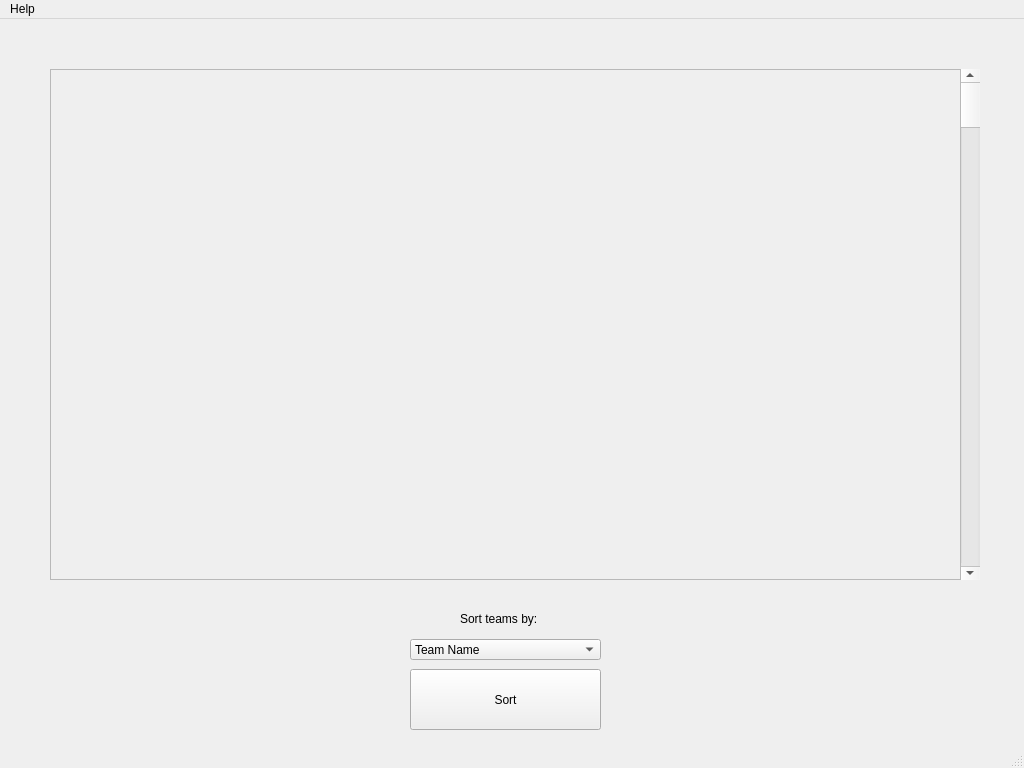
The window that mainwindow.ui (rcatalasan/NFL-Pamphlet) describes before a commit, drawn with Qt 5.
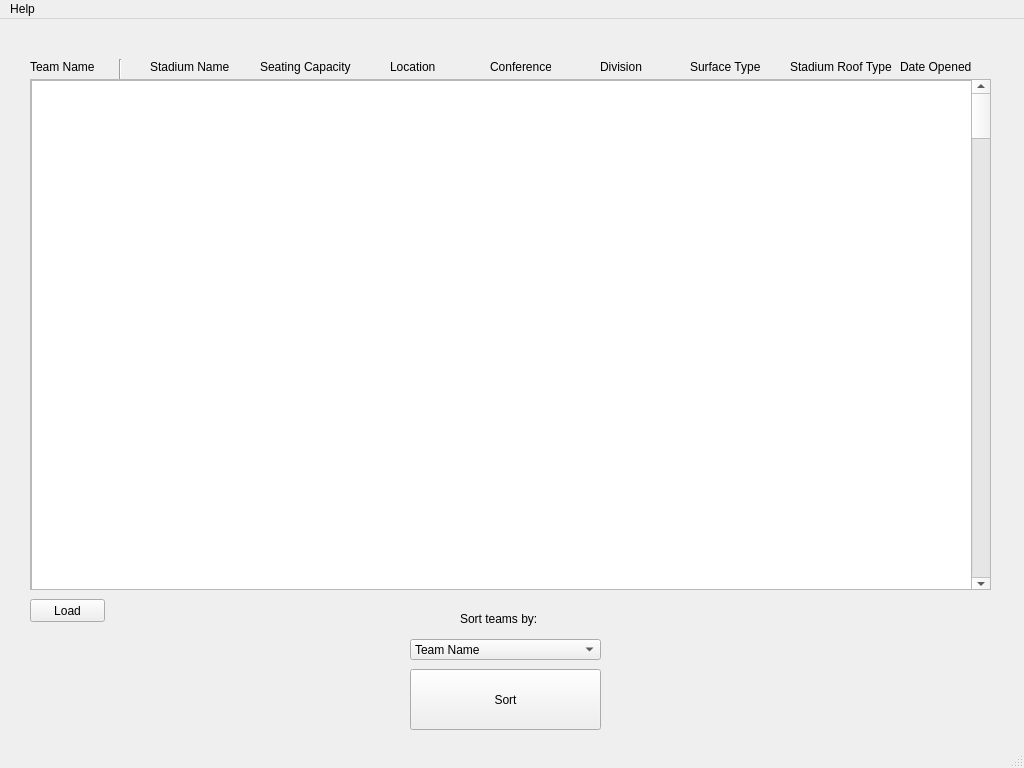
The same window after the commit.

Patch:
```diff
--- a/mainwindow.ui
+++ b/mainwindow.ui
@@ -101,25 +101,12 @@
      <string>Sort teams by:</string>
     </property>
    </widget>
-   <widget class="QScrollBar" name="verticalScrollBar">
-    <property name="geometry">
-     <rect>
-      <x>960</x>
-      <y>50</y>
-      <width>20</width>
-      <height>511</height>
-     </rect>
-    </property>
-    <property name="orientation">
-     <enum>Qt::Vertical</enum>
-    </property>
-   </widget>
    <widget class="QScrollArea" name="scrollArea">
     <property name="geometry">
      <rect>
-      <x>50</x>
-      <y>50</y>
-      <width>911</width>
+      <x>30</x>
+      <y>60</y>
+      <width>961</width>
       <height>511</height>
      </rect>
     </property>
@@ -131,12 +118,178 @@
       <rect>
        <x>0</x>
        <y>0</y>
-       <width>909</width>
+       <width>959</width>
        <height>509</height>
       </rect>
      </property>
+     <widget class="QScrollBar" name="TeamsScroll">
+      <property name="geometry">
+       <rect>
+        <x>940</x>
+        <y>0</y>
+        <width>20</width>
+        <height>511</height>
+       </rect>
+      </property>
+      <property name="orientation">
+       <enum>Qt::Vertical</enum>
+      </property>
+     </widget>
+     <widget class="QTableView" name="tableView">
+      <property name="geometry">
+       <rect>
+        <x>0</x>
+        <y>0</y>
+        <width>941</width>
+        <height>521</height>
+       </rect>
+      </property>
+     </widget>
     </widget>
    </widget>
+   <widget class="QPushButton" name="pushButton_2">
+    <property name="geometry">
+     <rect>
+      <x>30</x>
+      <y>580</y>
+      <width>75</width>
+      <height>23</height>
+     </rect>
+    </property>
+    <property name="text">
+     <string>Load</string>
+    </property>
+   </widget>
+   <widget class="QLabel" name="teamNameLabel">
+    <property name="geometry">
+     <rect>
+      <x>30</x>
+      <y>40</y>
+      <width>71</width>
+      <height>16</height>
+     </rect>
+    </property>
+    <property name="text">
+     <string>Team Name</string>
+    </property>
+   </widget>
+   <widget class="QLabel" name="StadiumNameLabel">
+    <property name="geometry">
+     <rect>
+      <x>150</x>
+      <y>40</y>
+      <width>81</width>
+      <height>16</height>
+     </rect>
+    </property>
+    <property name="text">
+     <string>Stadium Name</string>
+    </property>
+   </widget>
+   <widget class="QLabel" name="SurfaceTypeLabel">
+    <property name="geometry">
+     <rect>
+      <x>690</x>
+      <y>40</y>
+      <width>71</width>
+      <height>16</height>
+     </rect>
+    </property>
+    <property name="text">
+     <string>Surface Type</string>
+    </property>
+   </widget>
+   <widget class="QLabel" name="DivisionLabel">
+    <property name="geometry">
+     <rect>
+      <x>600</x>
+      <y>40</y>
+      <width>47</width>
+      <height>16</height>
+     </rect>
+    </property>
+    <property name="text">
+     <string>Division</string>
+    </property>
+   </widget>
+   <widget class="QLabel" name="ConferenceLabel">
+    <property name="geometry">
+     <rect>
+      <x>490</x>
+      <y>40</y>
+      <width>61</width>
+      <height>16</height>
+     </rect>
+    </property>
+    <property name="text">
+     <string>Conference</string>
+    </property>
+   </widget>
+   <widget class="QLabel" name="LocationLabel">
+    <property name="geometry">
+     <rect>
+      <x>390</x>
+      <y>40</y>
+      <width>61</width>
+      <height>16</height>
+     </rect>
+    </property>
+    <property name="text">
+     <string>Location</string>
+    </property>
+   </widget>
+   <widget class="QLabel" name="SeatingCapacityLabel">
+    <property name="geometry">
+     <rect>
+      <x>260</x>
+      <y>40</y>
+      <width>91</width>
+      <height>16</height>
+     </rect>
+    </property>
+    <property name="text">
+     <string>Seating Capacity</string>
+    </property>
+   </widget>
+   <widget class="QLabel" name="StadiumRoofTypeLabel">
+    <property name="geometry">
+     <rect>
+      <x>790</x>
+      <y>40</y>
+      <width>131</width>
+      <height>16</height>
+     </rect>
+    </property>
+    <property name="text">
+     <string>Stadium Roof Type</string>
+    </property>
+   </widget>
+   <widget class="QLabel" name="DateOpenedLabel">
+    <property name="geometry">
+     <rect>
+      <x>900</x>
+      <y>40</y>
+      <width>101</width>
+      <height>16</height>
+     </rect>
+    </property>
+    <property name="text">
+     <string>Date Opened</string>
+    </property>
+   </widget>
+   <widget class="Line" name="line">
+    <property name="geometry">
+     <rect>
+      <x>110</x>
+      <y>40</y>
+      <width>21</width>
+      <height>20</height>
+     </rect>
+    </property>
+    <property name="orientation">
+     <enum>Qt::Vertical</enum>
+    </property>
+   </widget>
   </widget>
   <widget class="QMenuBar" name="menubar">
    <property name="geometry">
```
Left out of the diff: 22 changed lines with no effect on the pictures.
